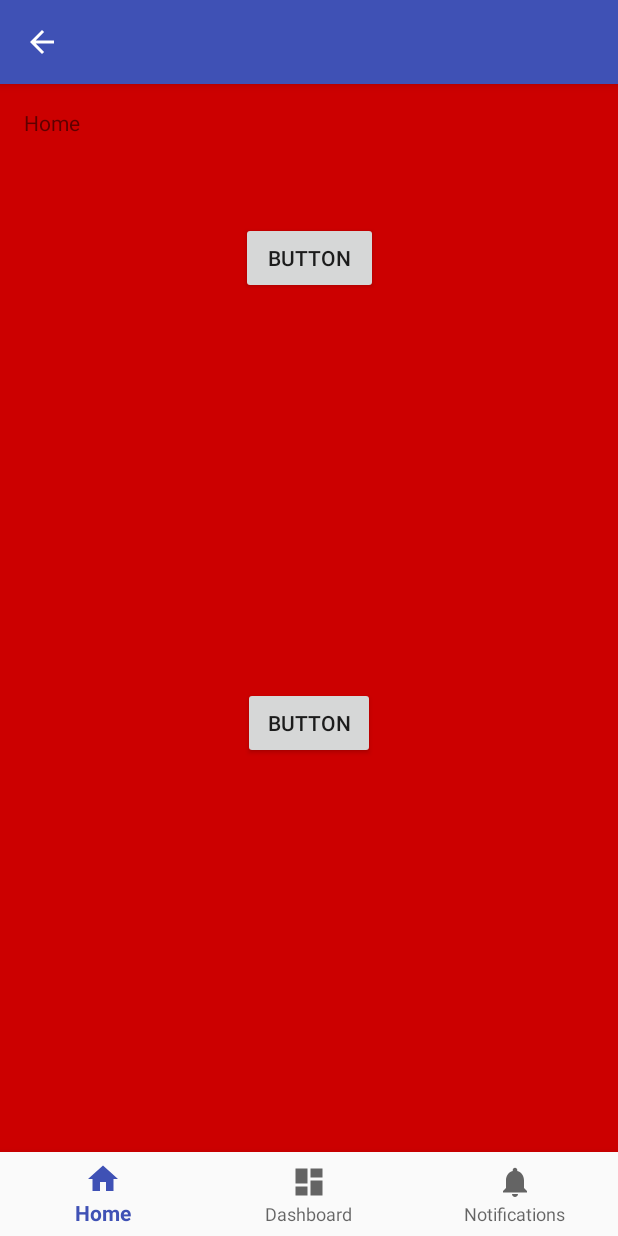
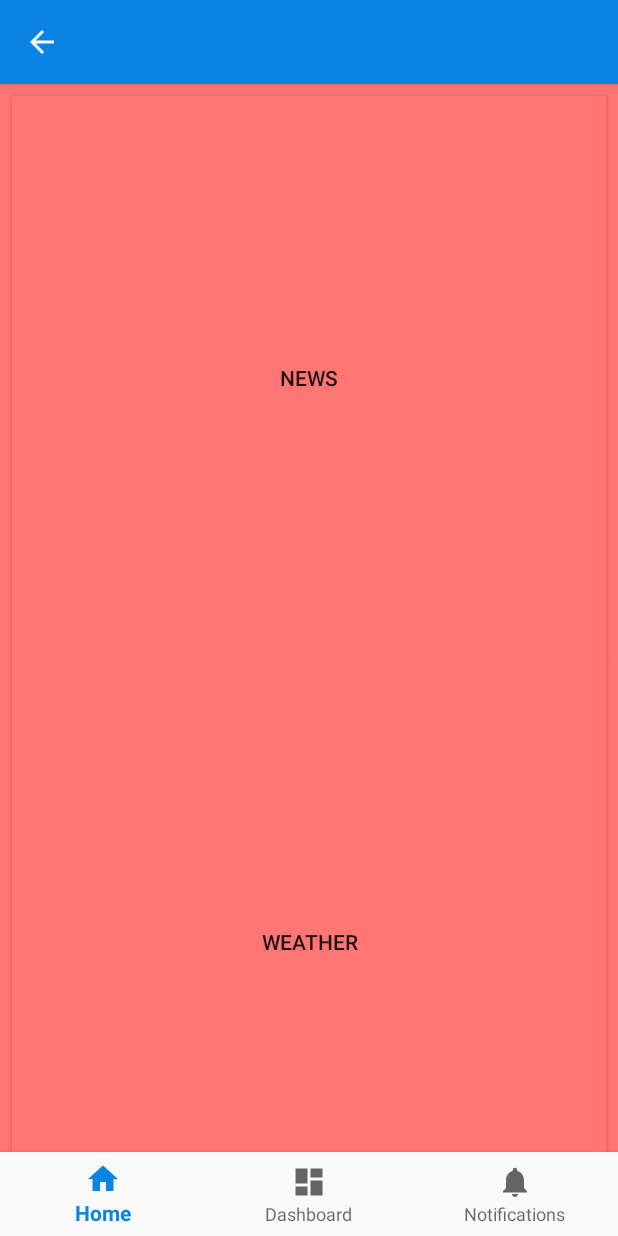
Before and after one commit to ThibautE/smartCity, an Android app: the NewsActivity screen opened directly, with no data from a screen before it, on a phone screen of 412 x 824 dp. Run offline under Robolectric (Android 15) with nearby library versions, the phone set to English and light mode, and no system bars.

Commit message:
refonte graphique ajout des références textuelles et couleurs déplacement des boutons dans l'onglet news

```diff
--- a/app/src/main/java/com/example/thibaut/smartcity/MainActivity.java
+++ b/app/src/main/java/com/example/thibaut/smartcity/MainActivity.java
@@ -34,7 +34,7 @@ public class MainActivity extends AppCompatActivity
         setContentView(R.layout.activity_main);
         Toolbar toolbar = (Toolbar) findViewById(R.id.toolbar);
         setSupportActionBar(toolbar);
-/* bouton flottant en bas a droite
+/* //bouton flottant en bas a droite ( a remettre dans la vue également)
         FloatingActionButton fab = (FloatingActionButton) findViewById(R.id.fab);
         fab.setOnClickListener(new View.OnClickListener() {
             @Override
--- a/app/src/main/res/layout/activity_news.xml
+++ b/app/src/main/res/layout/activity_news.xml
@@ -5,18 +5,8 @@
     android:id="@+id/container"
     android:layout_width="match_parent"
     android:layout_height="match_parent"
-    android:background="@android:color/holo_red_dark"
+    android:background="@color/red"
     tools:context="com.example.thibaut.smartcity.NewsActivity">
-
-    <TextView
-        android:id="@+id/message"
-        android:layout_width="wrap_content"
-        android:layout_height="wrap_content"
-        android:layout_marginLeft="@dimen/activity_horizontal_margin"
-        android:layout_marginTop="@dimen/activity_vertical_margin"
-        android:text="@string/title_home"
-        app:layout_constraintLeft_toLeftOf="parent"
-        app:layout_constraintTop_toTopOf="parent" />
 
     <android.support.design.widget.BottomNavigationView
         android:id="@+id/navigation"
@@ -30,30 +20,36 @@
         app:layout_constraintRight_toRightOf="parent"
         app:menu="@menu/navigation" />
 
+    <LinearLayout
+        android:layout_width="match_parent"
+        android:layout_height="match_parent"
+        android:layout_weight="1"
+        android:orientation="vertical">
+
     <Button
         android:id="@+id/weatherButton"
-        android:layout_width="91dp"
-        android:layout_height="wrap_content"
+        android:layout_width="match_parent"
+        android:layout_height="match_parent"
+        android:layout_weight="1"
         android:layout_marginEnd="8dp"
         android:layout_marginStart="8dp"
-        android:layout_marginTop="92dp"
-        android:text="Button"
-        app:layout_constraintEnd_toEndOf="parent"
-        app:layout_constraintStart_toStartOf="parent"
-        app:layout_constraintTop_toTopOf="parent" />
+        android:layout_marginTop="8dp"
+        android:text="@string/news"
+        android:background="@color/red"
+        />
 
     <Button
         android:id="@+id/newsButton"
-        android:layout_width="wrap_content"
-        android:layout_height="wrap_content"
+        android:layout_width="match_parent"
+        android:layout_height="match_parent"
+        android:layout_weight="1"
         android:layout_marginBottom="8dp"
         android:layout_marginEnd="8dp"
         android:layout_marginStart="8dp"
-        android:layout_marginTop="8dp"
-        android:text="Button"
-        app:layout_constraintBottom_toTopOf="@+id/navigation"
-        app:layout_constraintEnd_toEndOf="parent"
-        app:layout_constraintStart_toStartOf="parent"
-        app:layout_constraintTop_toBottomOf="@+id/weatherButton" />
+        android:text="@string/weather"
+        android:background="@color/red"
+        />
+
+    </LinearLayout>
 
 </android.support.constraint.ConstraintLayout>
--- a/app/src/main/res/values/colors.xml
+++ b/app/src/main/res/values/colors.xml
@@ -1,6 +1,11 @@
 <?xml version="1.0" encoding="utf-8"?>
 <resources>
-    <color name="colorPrimary">#3F51B5</color>
+    <color name="colorPrimary">#0984e3</color>
     <color name="colorPrimaryDark">#303F9F</color>
     <color name="colorAccent">#FF4081</color>
+    <color name="red">#ff7675</color>
+    <color name="orange">#fdcb6e</color>
+    <color name="green">#55efc4</color>
+    <color name="blue">#74b9ff</color>
+
 </resources>
```
Also changed, not shown: app/src/main/res/layout/content_main.xml (+4 -4 lines), app/src/main/res/values/strings.xml (+6 -4 lines).
